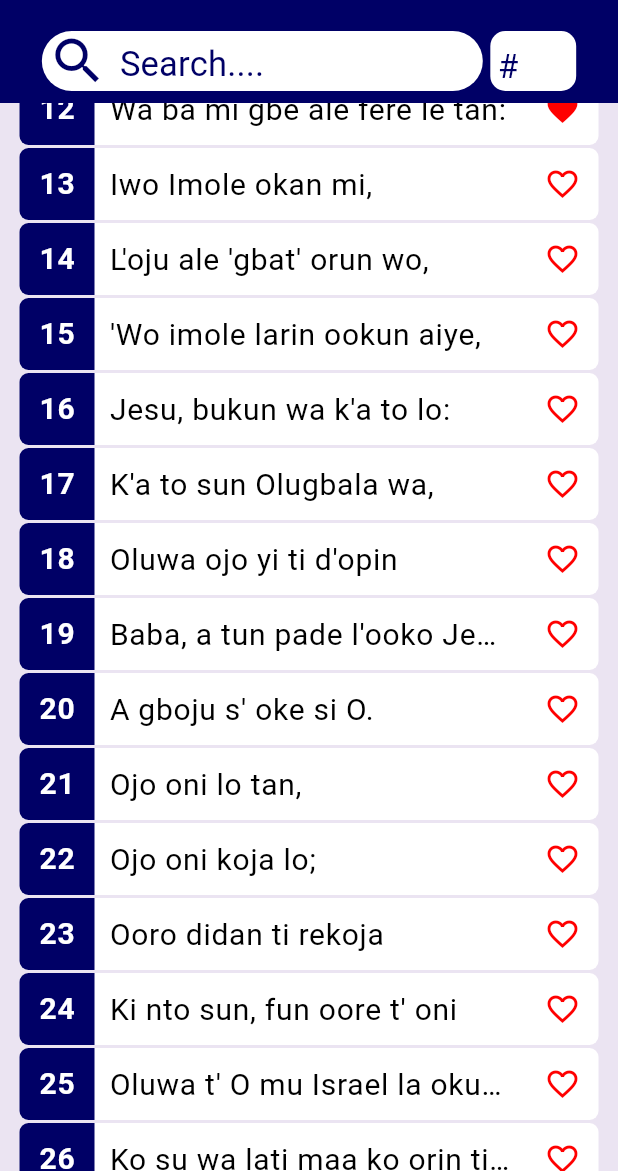
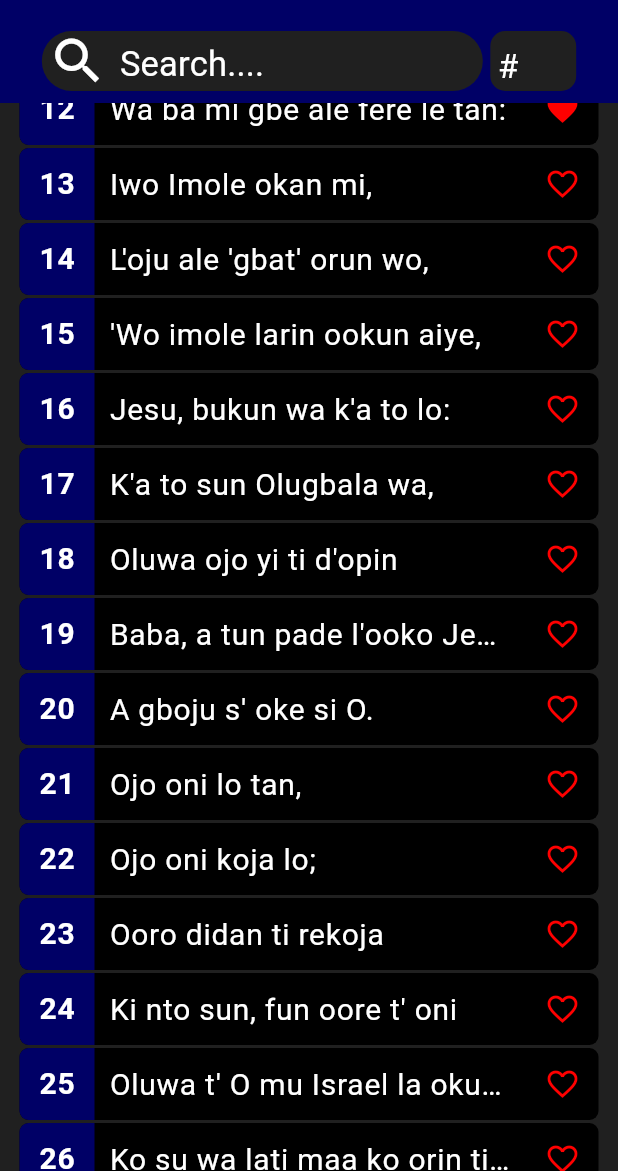
Before and after one commit to Jlvck/gac_hymnal_app, a Flutter app: the screen it shows after launch, scrolled down 576 dp, after a tap on the "favorite outline" icon, after a tap on the "dark mode" icon, on a phone screen of 412 x 824 dp, the part 65-1236 px from its top. Run offline on Flutter 3.47's test engine with Material 3 defaults, Android fonts, the phone set to English and light mode, and no system bars; drawn by our look-alikes of toggle_switch; our stand-ins replace animated_splash_screen, community_material_icon, page_transition, shared_preferences.

Commit message:
completion of dark theme and page transitions

```diff
--- a/lib/main.dart
+++ b/lib/main.dart
@@ -8,12 +8,54 @@ import './theme_class.dart';
 import 'providers/hymn_book_provider.dart';
 import 'providers/navigation_provider.dart';
 import 'providers/language_provider.dart';
+import 'providers/theme_provider.dart';
+
 import 'screens/hymn_book_screen.dart';
 import 'screens/favorites_screen.dart';
 
-void main() => runApp(MyApp());
+void main() async {
+  await Future.sync(() => WidgetsFlutterBinding.ensureInitialized());
+  runApp(MultiProvider(providers: [
+    ChangeNotifierProvider<HymnBookProvider>(
+      create: (ctx) => HymnBookProvider(),
+    ),
+    ChangeNotifierProvider<NavigationProvider>(
+        create: (ctx) => NavigationProvider()),
+    ChangeNotifierProvider(create: (ctx) => LanguageProvider()),
+    ChangeNotifierProvider<ThemeProvider>(
+      create: (ctx) => ThemeProvider(),
+    ),
+  ], child: MyApp()));
+}
 
-class MyApp extends StatelessWidget {
+class MyApp extends StatefulWidget {
+  MyApp({super.key});
+
+  @override
+  State<MyApp> createState() => _MyAppState();
+}
+
+class _MyAppState extends State<MyApp> with WidgetsBindingObserver {
+  @override
+  void initState() {
+    WidgetsBinding.instance.addObserver(this);
+    super.initState();
+  }
+
+  @override
+  void dispose() {
+    WidgetsBinding.instance.removeObserver(this);
+    super.dispose();
+  }
+
+  @override
+  void didChangePlatformBrightness() {
+    var brightness =
+        WidgetsBinding.instance.platformDispatcher.platformBrightness;
+    Provider.of<ThemeProvider>(context, listen: false).setTheme(brightness);
+    super.didChangePlatformBrightness();
+  }
+
   final MaterialColor mycolor = MaterialColor(
     const Color.fromRGBO(0, 0, 102, 1).value,
     const <int, Color>{
@@ -30,31 +72,42 @@ class MyApp extends StatelessWidget {
     },
   );
 
-  MyApp({super.key});
-
   @override
   Widget build(BuildContext context) {
-    return MultiProvider(
-      providers: [
-        ChangeNotifierProvider<HymnBookProvider>(
-          create: (ctx) => HymnBookProvider(),
-        ),
-        ChangeNotifierProvider<NavigationProvider>(
-            create: (ctx) => NavigationProvider()),
-        ChangeNotifierProvider(create: (ctx) => LanguageProvider())
-      ],
-      child: MaterialApp(
+    return MaterialApp(
       debugShowCheckedModeBanner: false,
       home: const MyHomePage(),
       title: 'GAC Hymnal(Adigbe Branch)',
-        themeMode: ThemeMode.system,
+      themeMode: Provider.of<ThemeProvider>(context, listen: true).themeMode,
       theme: ThemeClass.lightTheme,
       darkTheme: ThemeClass.darkTheme,
-        routes: {
-          HymnBookScreen.routeName: (ctx) => const HymnBookScreen(),
-          FavoritesScreen.routeName: (ctx) => const FavoritesScreen(),
+      onGenerateRoute: (settings) {
+        switch (settings.name) {
+          case ("/"):
+            return PageTransition(
+                child: const HymnBookScreen(),
+                type: PageTransitionType.fade,
+                duration: const Duration(milliseconds: 300));
+          case (HymnBookScreen.routeName):
+            return PageTransition(
+                child: const HymnBookScreen(),
+                type: PageTransitionType.fade,
+                duration: const Duration(milliseconds: 300));
+          case (FavoritesScreen.routeName):
+            return PageTransition(
+                child: const FavoritesScreen(),
+                type: PageTransitionType.fade,
+                duration: const Duration(milliseconds: 300));
+          default:
+            return PageTransition(
+                child: const HymnBookScreen(),
+                type: PageTransitionType.fade,
+                duration: const Duration(milliseconds: 300));
+        }
+
+        // HymnBookScreen.routeName: (ctx) => const HymnBookScreen(),
+        // FavoritesScreen.routeName: (ctx) => const FavoritesScreen(),
       },
-      ),
     );
   }
 }
@@ -80,11 +133,19 @@ class _MyHomePageState extends State<MyHomePage> {
         ),
         backgroundColor: Theme.of(context).primaryColor,
         screenFunction: () async {
+          await Future.sync(() {
+            final Brightness brightness =
+                WidgetsBinding.instance.platformDispatcher.platformBrightness;
+            Provider.of<ThemeProvider>(context, listen: false)
+                .setTheme(brightness);
             Provider.of<HymnBookProvider>(context, listen: false)
                 .setFavHymnList();
+          });
+
           return const HymnBookScreen();
         },
-        pageTransitionType: PageTransitionType.leftToRightWithFade,
+        animationDuration: const Duration(milliseconds: 200),
+        pageTransitionType: PageTransitionType.fade,
       ),
     );
   }
--- /dev/null
+++ b/lib/providers/theme_provider.dart
@@ -0,0 +1,25 @@
+import 'package:flutter/material.dart';
+
+import '../theme_class.dart';
+
+class ThemeProvider extends ChangeNotifier {
+  ThemeData light = ThemeClass.lightTheme;
+  ThemeData dark = ThemeClass.darkTheme;
+  ThemeMode currentTheme = ThemeMode.light;
+  Brightness? currentBrigtness;
+
+  ThemeMode get themeMode => currentTheme;
+  void setTheme(Brightness brightness) {
+    if (brightness == Brightness.light && brightness != currentBrigtness) {
+      currentTheme = ThemeMode.light;
+      currentBrigtness = Brightness.light;
+      notifyListeners();
+    } else {
+      if (brightness == Brightness.dark && brightness != currentBrigtness) {
+        currentTheme = ThemeMode.dark;
+        currentBrigtness = Brightness.dark;
+        notifyListeners();
+      }
+    }
+  }
+}
--- a/lib/screens/hymn_book_screen.dart
+++ b/lib/screens/hymn_book_screen.dart
@@ -1,6 +1,8 @@
 import 'package:church/model/language_item.dart';
 import 'package:church/providers/language_provider.dart';
+import 'package:church/providers/theme_provider.dart';
 import 'package:flutter/material.dart';
+import 'package:page_transition/page_transition.dart';
 import 'package:provider/provider.dart';
 import 'package:toggle_switch/toggle_switch.dart';
 import '../providers/hymn_book_provider.dart';
@@ -89,20 +91,26 @@ class _HymnBookScreenState extends State<HymnBookScreen> {
                 child: ToggleSwitch(
                   minWidth: 30.0,
                   minHeight: 30.0,
-                  initialLabelIndex: 0,
+                  initialLabelIndex:
+                      Provider.of<ThemeProvider>(context, listen: true)
+                                  .currentBrigtness ==
+                              Brightness.dark
+                          ? 0
+                          : 1,
                   cornerRadius: 10.0,
                   activeFgColor: Colors.white,
                   inactiveBgColor: Colors.grey,
                   inactiveFgColor: Colors.white,
                   totalSwitches: 2,
 
-                  icons: [
+                  icons: const [
                     Icons.dark_mode,
                     Icons.light_mode,
                   ],
                   iconSize: 30.0,
+
                   activeBgColors: [
-                    [Colors.black45, Colors.black26],
+                    const [Colors.black45, Colors.black26],
                     [Colors.yellow, Colors.orange]
                   ],
                   animate:
@@ -110,7 +118,20 @@ class _HymnBookScreenState extends State<HymnBookScreen> {
                   curve: Curves
                       .bounceInOut, // animate must be set to true when using custom curve
                   onToggle: (index) {
-                    print('switched to: $index');
+                    switch (index) {
+                      case 0:
+                        {
+                          Provider.of<ThemeProvider>(context, listen: false)
+                              .setTheme(Brightness.dark);
+                        }
+                        break;
+                      case 1:
+                        {
+                          Provider.of<ThemeProvider>(context, listen: false)
+                              .setTheme(Brightness.light);
+                        }
+                        break;
+                    }
                   },
                 ),
               ),
@@ -239,11 +260,12 @@ class _HymnBookScreenState extends State<HymnBookScreen> {
     FocusManager.instance.primaryFocus?.unfocus();
     if (hymnData.any((hymn) => hymn.id == submit)) {
       Navigator.of(context)
-          .push(MaterialPageRoute(
-            // ignore: prefer_const_constructors
-            builder: (t) => HymnViewScreen(
+          .push(PageTransition(
+            type: PageTransitionType.fade,
+            child: HymnViewScreen(
               id: submit,
             ),
+            duration: const Duration(milliseconds: 300),
           ))
           .then((value) =>
               Provider.of<HymnBookProvider>(context, listen: false).notify());
--- a/lib/screens/hymn_view_screen.dart
+++ b/lib/screens/hymn_view_screen.dart
@@ -39,7 +39,7 @@ class _HymnViewScreenState extends State<HymnViewScreen> {
     final PageController controller = PageController(initialPage: pagenumber);
 
     return Scaffold(
-      backgroundColor: Theme.of(context).colorScheme.background,
+      backgroundColor: Theme.of(context).colorScheme.primaryContainer,
       appBar: AppBar(
         centerTitle: true,
         title: FittedBox(
--- a/lib/theme_class.dart
+++ b/lib/theme_class.dart
@@ -80,9 +80,9 @@ class ThemeClass {
               RoundedRectangleBorder(borderRadius: BorderRadius.circular(15))),
       useMaterial3: true,
       //change to black for dark theme
-      scaffoldBackgroundColor: Colors.black,
+      scaffoldBackgroundColor: const Color.fromRGBO(32, 32, 32, 1),
       dividerTheme: const DividerThemeData(color: Colors.transparent),
-      //App Bar Theme(light)
+      //App Bar Theme(black)
       appBarTheme: AppBarTheme(
           iconTheme: const IconThemeData(color: Colors.white),
           elevation: 0,
@@ -96,21 +96,21 @@ class ThemeClass {
       primaryColor: mycolor.shade400,
       colorScheme: const ColorScheme(
         brightness: Brightness.dark,
-        //change color to white for darktheme
+        //change color to black for lighttheme
         primary: Colors.white,
         onPrimary: Colors.black,
         secondary: Colors.black,
         onSecondary: Colors.white,
         //color used for drawer background &
-        //hymnview background scaffold(black in dark)
+        //hymnview background scaffold(white in light)
         background: Colors.black,
-        // color for text..change to white in dark
+        // black in light
         onBackground: Colors.white,
         error: Color.fromARGB(255, 255, 0, 0),
         onError: Colors.white,
         surface: Colors.white,
         onSurface: Colors.black,
-        //change to Color.rgbo(32,32,32,1) for dark theme
+        //white for light theme
         primaryContainer: Color.fromRGBO(32, 32, 32, 1),
       ));
 }
--- a/lib/widgets/drawer.dart
+++ b/lib/widgets/drawer.dart
@@ -19,9 +19,9 @@ class MainDrawer extends StatelessWidget {
     final topPadding = MediaQuery.of(context).padding.top;
     return Drawer(
       width: 3 / 4 * width,
-      backgroundColor: Theme.of(context).colorScheme.background,
-      shadowColor: Theme.of(context).colorScheme.background,
-      surfaceTintColor: Theme.of(context).colorScheme.background,
+      backgroundColor: Theme.of(context).colorScheme.primaryContainer,
+      shadowColor: Theme.of(context).colorScheme.primaryContainer,
+      surfaceTintColor: Theme.of(context).colorScheme.primaryContainer,
       clipBehavior: Clip.hardEdge,
       child: Column(children: [
         Container(
--- a/lib/widgets/hymn_list_view.dart
+++ b/lib/widgets/hymn_list_view.dart
@@ -1,4 +1,5 @@
 import 'package:flutter/material.dart';
+import 'package:page_transition/page_transition.dart';
 import 'package:provider/provider.dart';
 import '../model/hymn.dart';
 import '../model/language_item.dart';
@@ -40,22 +41,22 @@ class HymnListView extends StatelessWidget {
                 child: InkWell(
                   onTap: () {
                     Navigator.push(
-                        context,
-                        MaterialPageRoute(
-                          // ignore: prefer_const_constructors
-                          builder: (t) => HymnViewScreen(
-                            id: hymnList[index].id,
-                          ),
-                        )).then((value) => Provider.of<HymnBookProvider>(
                             context,
-                            listen: false)
-                        .notify());
+                            PageTransition(
+                                childCurrent: this,
+                                child: HymnViewScreen(
+                                  id: hymnList[index].id,
+                                ),
+                                type: PageTransitionType.rightToLeftWithFade,
+                                duration: const Duration(milliseconds: 300)))
+                        .then((value) => Provider.of<HymnBookProvider>(context,
+                                listen: false)
+                            .notify());
                   },
                   child: ListTile(
                     contentPadding: EdgeInsets.zero,
-                    tileColor: Theme.of(context).colorScheme.primaryContainer,
-                    selectedColor:
-                        Theme.of(context).colorScheme.primaryContainer,
+                    tileColor: Theme.of(context).colorScheme.background,
+                    selectedColor: Theme.of(context).colorScheme.background,
                     isThreeLine: false,
                     dense: true,
                     horizontalTitleGap: 10,
```
Also changed, not shown: lib/widgets/hymn_grid_view.dart (+9 -6 lines). Lines whose indentation alone changed are shown as unchanged.
